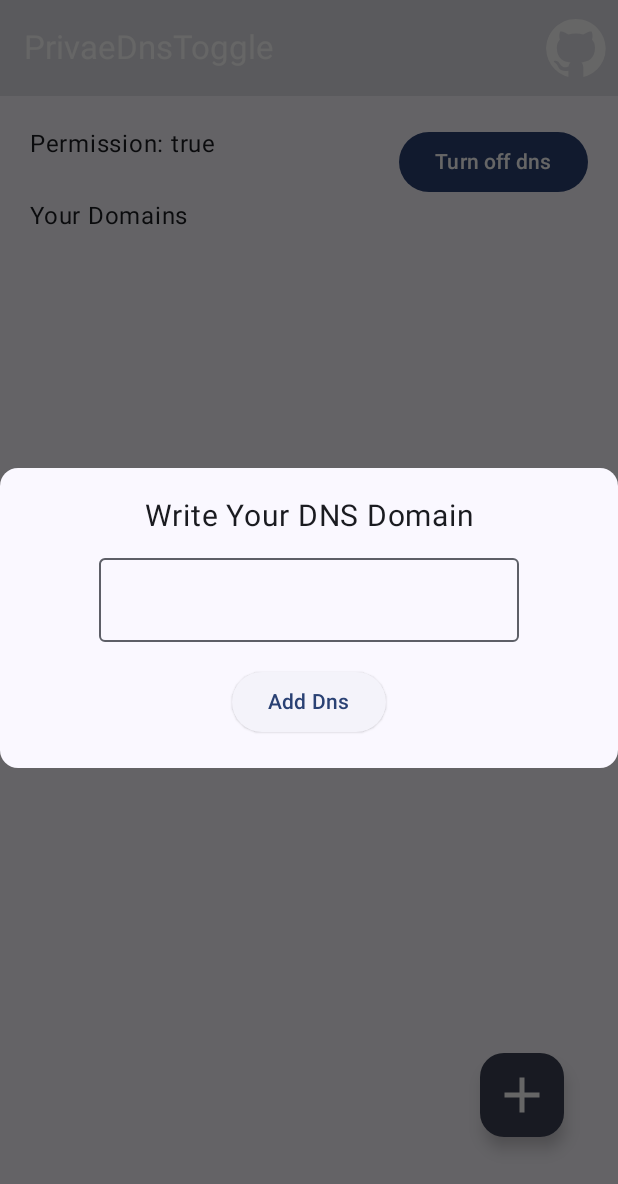
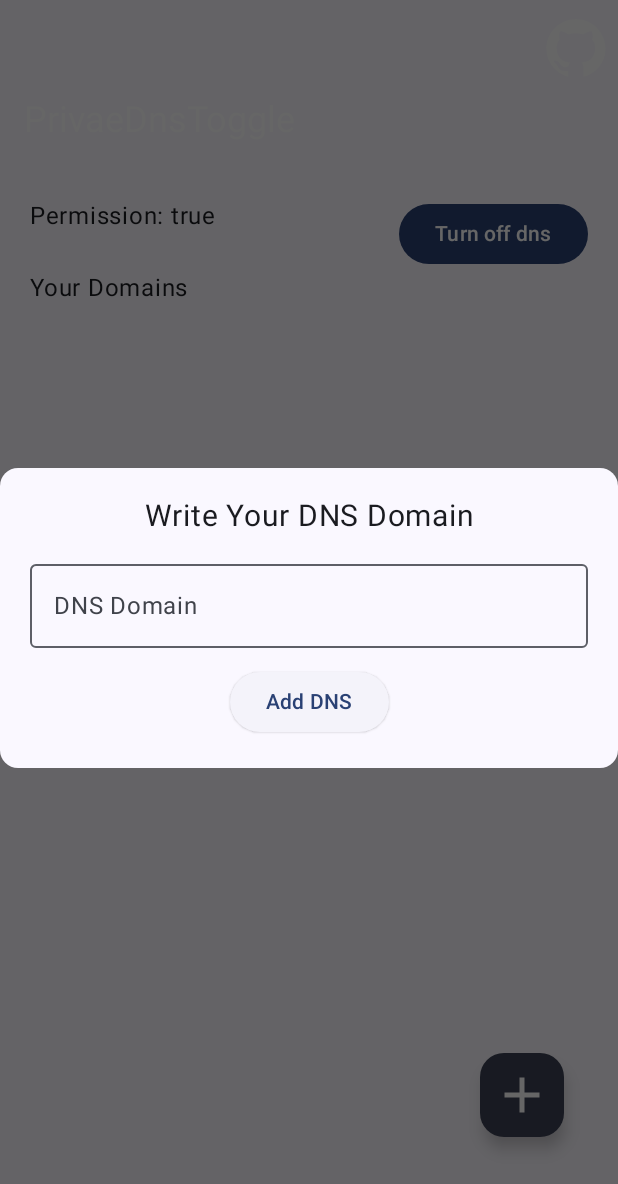
Before and after one commit to zaved707/DNS-quick-toggle, an Android app built with Jetpack Compose: the screen it shows after launch (MainActivity), after a tap on "add New DNS", on a phone screen of 412 x 824 dp. Shown: the top 1184 px of the screen. Run offline under Robolectric (Android 15) with nearby library versions, the phone set to English and light mode, and no system bars; our stand-ins replace Room's generated code.

Commit message:
added top app bar added keyboard requestor to dialogue text field

```diff
--- a/app/build.gradle.kts
+++ b/app/build.gradle.kts
@@ -18,10 +18,17 @@ android {
 
         testInstrumentationRunner = "androidx.test.runner.AndroidJUnitRunner"
     }
-
+    splits {
+        abi {
+            isEnable = true
+            reset() // Clears the default list of ABIs
+            include("arm64-v8a") // Only include arm64-v8a
+            isUniversalApk = false // Disable universal APK (optional, if you don't want a universal APK)
+        }
+    }
     buildTypes {
         release {
-            isMinifyEnabled = false
+            isMinifyEnabled = true
             proguardFiles(
                 getDefaultProguardFile("proguard-android-optimize.txt"),
                 "proguard-rules.pro"
--- a/app/src/main/java/com/zavedahmad/dnstoggle/ui/activities/MainActivity.kt
+++ b/app/src/main/java/com/zavedahmad/dnstoggle/ui/activities/MainActivity.kt
@@ -23,12 +23,15 @@ import androidx.compose.material3.FloatingActionButton
 import androidx.compose.material3.Icon
 import androidx.compose.material3.IconButton
 import androidx.compose.material3.LargeFloatingActionButton
+import androidx.compose.material3.LargeTopAppBar
 import androidx.compose.material3.MaterialTheme
+import androidx.compose.material3.MediumTopAppBar
 import androidx.compose.material3.Scaffold
 import androidx.compose.material3.SmallFloatingActionButton
 import androidx.compose.material3.Text
 import androidx.compose.material3.TextField
 import androidx.compose.material3.TopAppBar
+import androidx.compose.material3.TopAppBarDefaults
 import androidx.compose.material3.TopAppBarDefaults.topAppBarColors
 import androidx.compose.runtime.collectAsState
 import androidx.compose.runtime.remember
@@ -46,6 +49,7 @@ import com.zavedahmad.dnstoggle.ui.utilities.turnOffPrivateDns
 import androidx.lifecycle.ViewModelProvider
 import androidx.compose.runtime.getValue
 import androidx.compose.runtime.setValue
+import androidx.compose.ui.input.nestedscroll.nestedScroll
 import androidx.compose.ui.platform.LocalUriHandler
 import androidx.compose.ui.res.painterResource
 import androidx.compose.ui.unit.dp
@@ -79,10 +83,10 @@ class MainActivity : ComponentActivity() {
             val itemList by dao.getAllEntries().collectAsState(initial = emptyList())
             val uriHandler = LocalUriHandler.current
             Log.d("DNS_Setting", "Current user ID: ")
-
+            val scrollBehaviour=TopAppBarDefaults.exitUntilCollapsedScrollBehavior()
             DNSToggleTheme {
                 Scaffold(
-                    modifier = Modifier.Companion.fillMaxSize(),
+                    modifier = Modifier.Companion.fillMaxSize().nestedScroll(scrollBehaviour.nestedScrollConnection),
                     floatingActionButton = {
                         FloatingActionButton(onClick = { viewModel.showDNSDialogue() }, modifier = Modifier.offset(x=-20.dp,y=-50.dp), containerColor = MaterialTheme.colorScheme.secondary , contentColor = MaterialTheme.colorScheme.onSecondary) {
                             Icon(
@@ -92,9 +96,10 @@ class MainActivity : ComponentActivity() {
                         }
                     },
                     topBar = {
-                        TopAppBar(
+                        MediumTopAppBar(
+                            scrollBehavior = scrollBehaviour,
                             colors = topAppBarColors(
-                                containerColor = MaterialTheme.colorScheme.surfaceContainerHighest,
+
                                 titleContentColor = MaterialTheme.colorScheme.onPrimaryContainer,
                             ),
                             title = {
--- a/app/src/main/java/com/zavedahmad/dnstoggle/ui/components/DNSAdddialogueUI.kt
+++ b/app/src/main/java/com/zavedahmad/dnstoggle/ui/components/DNSAdddialogueUI.kt
@@ -14,38 +14,65 @@ import androidx.compose.material3.MaterialTheme
 import androidx.compose.material3.OutlinedTextField
 import androidx.compose.material3.Text
 import androidx.compose.runtime.Composable
+import androidx.compose.runtime.LaunchedEffect
+import androidx.compose.runtime.remember
 import androidx.compose.ui.Alignment
 import androidx.compose.ui.Modifier
+import androidx.compose.ui.focus.FocusRequester
+import androidx.compose.ui.focus.focusRequester
+import androidx.compose.ui.platform.LocalSoftwareKeyboardController
 import androidx.compose.ui.text.style.TextAlign
 import androidx.compose.ui.unit.dp
 import androidx.compose.ui.unit.sp
 import com.zavedahmad.dnstoggle.data.DnsDomainEntry
 import com.zavedahmad.dnstoggle.viewModels.MainActivityViewModel
-
 @Composable
 fun DNSAddDialogueUI(viewModel: MainActivityViewModel) {
     Card(
         modifier = Modifier
             .fillMaxWidth()
-            .height(200.dp)
-            ,
+            .height(200.dp),
         colors = CardDefaults.cardColors(containerColor = MaterialTheme.colorScheme.surfaceBright)
     ) {
-        Column (modifier = Modifier.fillMaxSize().padding(20.dp),
+        Column(
+            modifier = Modifier
+                .fillMaxSize()
+                .padding(20.dp),
             horizontalAlignment = Alignment.CenterHorizontally,
-            verticalArrangement = Arrangement.SpaceBetween){
-            Text("Write Your DNS Domain" , fontSize = 20.sp, textAlign = TextAlign.Center)
+            verticalArrangement = Arrangement.SpaceBetween
+        ) {
+            Text(
+                text = "Write Your DNS Domain",
+                fontSize = 20.sp,
+                textAlign = TextAlign.Center
+            )
+            // FocusRequester for the TextField
+            val focusRequester = remember { FocusRequester() }
+            // Optional: Keyboard controller to ensure keyboard shows
+            val keyboardController = LocalSoftwareKeyboardController.current
+
             OutlinedTextField(
+                value = viewModel.inputText.value,
                 onValueChange = { viewModel.inputText.value = it },
-                value = viewModel.inputText.value
+                modifier = Modifier
+                    .fillMaxWidth() // Ensure TextField takes available width
+                    .focusRequester(focusRequester), // Attach FocusRequester
+                label = { Text("DNS Domain") } // Optional: Add a label for clarity
+            )
+            ElevatedButton(
+                onClick = {
+                    viewModel.addDomain(DnsDomainEntry(domain = viewModel.inputText.value))
+                    viewModel.hideDNSDialogue()
+                    viewModel.inputText.value = ""
+                }
+            ) {
+                Text("Add DNS")
+            }
 
-            )
-            ElevatedButton (onClick = {
-                viewModel.addDomain(DnsDomainEntry(domain = viewModel.inputText.value))
-                viewModel.hideDNSDialogue()
-                viewModel.inputText.value=""
-            }) {
-                Text("Add Dns")
+            // Request focus and show keyboard when the dialog appears
+            LaunchedEffect(Unit) {
+                focusRequester.requestFocus()
+                keyboardController?.show() // Explicitly show the keyboard
             }
         }
     }
```
Also changed, not shown: app/src/main/java/com/zavedahmad/dnstoggle/ui/pages/MainPage.kt (+8 -3 lines), 4 other files.
